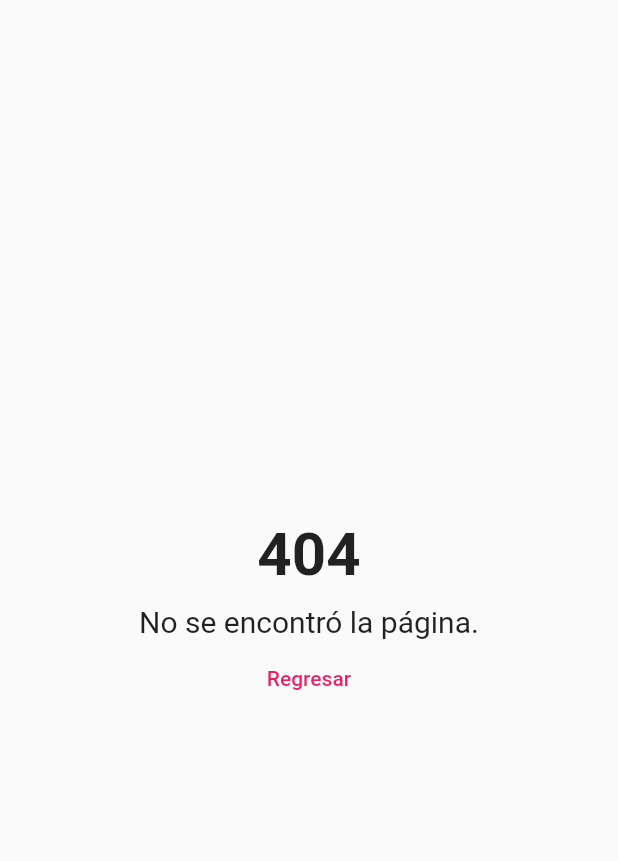
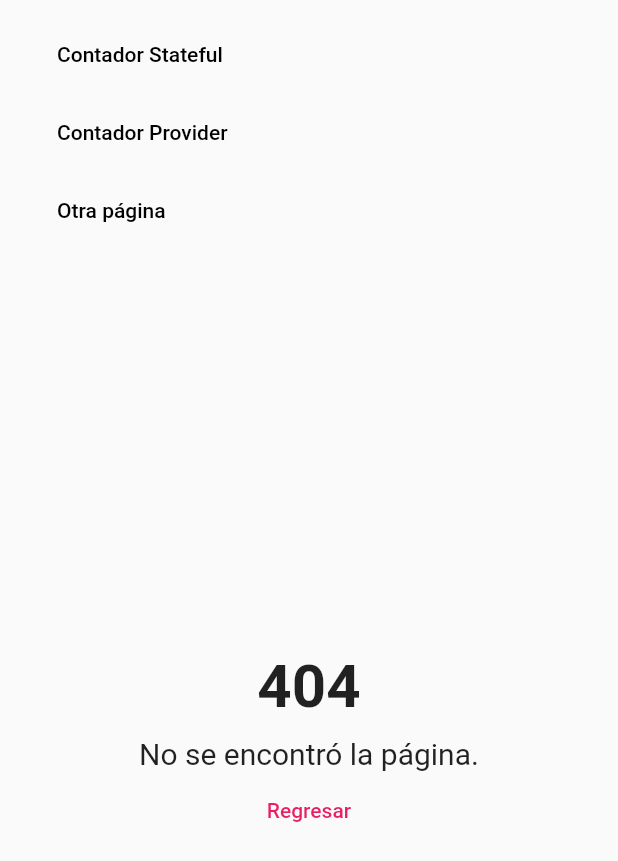
Before and after one commit to daniesquivelc97/Flutter-web-bases, a Flutter app: the screen it shows after launch, after a tap on "Otra página", on a phone screen of 412 x 824 dp. Shown: the top 861 px of the screen. Run offline on Flutter 3.47's test engine with Material 2 defaults, Android fonts, the phone set to English and light mode, and no system bars; our stand-ins replace get_it.

Commit message:
Navigation between pages

```diff
--- /dev/null
+++ b/lib/locator.dart
@@ -0,0 +1,8 @@
+import 'package:bases_web/ui/services/navigation_service.dart';
+import 'package:get_it/get_it.dart';
+
+GetIt locator = GetIt.instance;
+
+void setupLocator() {
+  locator.registerLazySingleton(() => NavigationService());
+}
--- a/lib/main.dart
+++ b/lib/main.dart
@@ -1,18 +1,30 @@
+import 'package:bases_web/locator.dart';
 import 'package:bases_web/router/route_generator.dart';
+import 'package:bases_web/ui/layout/main_layout_page.dart';
+import 'package:bases_web/ui/services/navigation_service.dart';
 import 'package:flutter/material.dart';
 
-void main() => runApp(const MyApp());
+void main() {
+  setupLocator();
+  runApp(const MyApp());
+}
 
 class MyApp extends StatelessWidget {
   const MyApp({Key? key}) : super(key: key);
 
   @override
   Widget build(BuildContext context) {
-    return const MaterialApp(
+    return MaterialApp(
       debugShowCheckedModeBanner: false,
       title: 'RutasApp',
       initialRoute: '/stateful',
       onGenerateRoute: RouteGenerator.generateRoute,
+      navigatorKey: locator<NavigationService>().navigatorKey,
+      builder: (_, child) {
+        return MainLayoutPage(
+          child: child ?? Container(),
+        );
+      },
     );
   }
 }
--- a/lib/router/route_generator.dart
+++ b/lib/router/route_generator.dart
@@ -1,19 +1,18 @@
-import 'package:bases_web/ui/pages/counter_page.dart';
-import 'package:bases_web/ui/pages/counter_provider_page.dart';
-import 'package:bases_web/ui/pages/page_404.dart';
+import 'package:bases_web/ui/views/counter_provider_view.dart';
+import 'package:bases_web/ui/views/counter_view.dart';
+import 'package:bases_web/ui/views/view_404.dart';
 import 'package:flutter/cupertino.dart';
 import 'package:flutter/foundation.dart' show kIsWeb;
-import 'package:flutter/material.dart';
 
 class RouteGenerator {
   static Route<dynamic> generateRoute(RouteSettings settings) {
     switch (settings.name) {
       case '/stateful':
-        return _fadeRoute(const CounterPage(), '/stateful');
+        return _fadeRoute(const CounterView(), '/stateful');
       case '/provider':
-        return _fadeRoute(const CounterProviderPage(), '/provider');
+        return _fadeRoute(const CounterProviderView(), '/provider');
       default:
-        return _fadeRoute(const Page404(), '/404');
+        return _fadeRoute(const View404(), '/404');
     }
   }
 
@@ -21,6 +20,7 @@ class RouteGenerator {
     return PageRouteBuilder(
       settings: RouteSettings(name: routeName),
       pageBuilder: (_, __, ___) => child,
+      transitionDuration: const Duration(milliseconds: 200),
       transitionsBuilder: (_, animation, __, ___) => kIsWeb
           ? FadeTransition(
               opacity: animation,
--- /dev/null
+++ b/lib/ui/layout/main_layout_page.dart
@@ -0,0 +1,27 @@
+import 'package:bases_web/ui/shared/custom_app_menu.dart';
+import 'package:flutter/material.dart';
+
+class MainLayoutPage extends StatelessWidget {
+  final Widget child;
+
+  const MainLayoutPage({
+    Key? key,
+    required this.child,
+  }) : super(key: key);
+
+  @override
+  Widget build(BuildContext context) {
+    return Scaffold(
+      body: Center(
+        child: Column(
+          children: [
+            const CustomAppMenu(),
+            const Spacer(),
+            Expanded(child: child),
+            const Spacer(),
+          ],
+        ),
+      ),
+    );
+  }
+}
--- a/lib/ui/pages/counter_page.dart
+++ b/lib/ui/pages/counter_page.dart
@@ -1,6 +1,7 @@
-import 'package:bases_web/ui/shared/custom_app_menu.dart';
 import 'package:bases_web/ui/shared/custom_flat_button.dart';
 import 'package:flutter/material.dart';
+
+import '../shared/custom_app_menu.dart';
 
 class CounterPage extends StatefulWidget {
   const CounterPage({Key? key}) : super(key: key);
--- /dev/null
+++ b/lib/ui/services/navigation_service.dart
@@ -0,0 +1,10 @@
+import 'package:flutter/material.dart';
+
+class NavigationService {
+  final GlobalKey<NavigatorState> navigatorKey = GlobalKey<NavigatorState>();
+
+  Future navigateTo(String routeName) =>
+      navigatorKey.currentState!.pushNamed(routeName);
+
+  void goBack(String routeName) => navigatorKey.currentState!.pop();
+}
--- a/lib/ui/shared/custom_app_menu.dart
+++ b/lib/ui/shared/custom_app_menu.dart
@@ -1,9 +1,22 @@
+import 'package:bases_web/ui/services/navigation_service.dart';
 import 'package:bases_web/ui/shared/custom_flat_button.dart';
 import 'package:flutter/material.dart';
+
+import '../../locator.dart';
 
 class CustomAppMenu extends StatelessWidget {
   const CustomAppMenu({Key? key}) : super(key: key);
 
+  @override
+  Widget build(BuildContext context) {
+    return LayoutBuilder(
+      builder: (_, constraints) =>
+          constraints.maxWidth > 520 ? _TabletDesktopMenu() : _MobileMenu(),
+    );
+  }
+}
+
+class _TabletDesktopMenu extends StatelessWidget {
   @override
   Widget build(BuildContext context) {
     return Container(
@@ -14,22 +27,60 @@ class CustomAppMenu extends StatelessWidget {
           CustomFlatButton(
             text: 'Contador Stateful',
             color: Colors.black,
-            onPressed: () => Navigator.pushNamed(context, '/stateful'),
+            // onPressed: () => Navigator.pushNamed(context, '/stateful'),
+            onPressed: () =>
+                locator<NavigationService>().navigateTo('/stateful'),
           ),
           const SizedBox(width: 10),
           CustomFlatButton(
             text: 'Contador Provider',
             color: Colors.black,
-            onPressed: () => Navigator.pushNamed(context, '/provider'),
+            onPressed: () =>
+                locator<NavigationService>().navigateTo('/provider'),
           ),
           const SizedBox(width: 10),
           CustomFlatButton(
             text: 'Otra página',
             color: Colors.black,
-            onPressed: () => Navigator.pushNamed(context, '/abc123'),
+            onPressed: () => locator<NavigationService>().navigateTo('/abc123'),
           ),
         ],
       ),
     );
   }
 }
+
+class _MobileMenu extends StatelessWidget {
+  @override
+  Widget build(BuildContext context) {
+    return Container(
+      padding: const EdgeInsets.symmetric(horizontal: 20, vertical: 10),
+      width: double.infinity,
+      child: Column(
+        crossAxisAlignment: CrossAxisAlignment.start,
+        children: [
+          CustomFlatButton(
+            text: 'Contador Stateful',
+            color: Colors.black,
+            // onPressed: () => Navigator.pushNamed(context, '/stateful'),
+            onPressed: () =>
+                locator<NavigationService>().navigateTo('/stateful'),
+          ),
+          const SizedBox(width: 10),
+          CustomFlatButton(
+            text: 'Contador Provider',
+            color: Colors.black,
+            onPressed: () =>
+                locator<NavigationService>().navigateTo('/provider'),
+          ),
+          const SizedBox(width: 10),
+          CustomFlatButton(
+            text: 'Otra página',
+            color: Colors.black,
+            onPressed: () => locator<NavigationService>().navigateTo('/abc123'),
+          ),
+        ],
+      ),
+    );
+  }
+}
--- /dev/null
+++ b/lib/ui/views/counter_view.dart
@@ -0,0 +1,52 @@
+import 'package:bases_web/ui/shared/custom_flat_button.dart';
+import 'package:flutter/material.dart';
+
+class CounterView extends StatefulWidget {
+  const CounterView({Key? key}) : super(key: key);
+
+  @override
+  State<CounterView> createState() => _CounterViewState();
+}
+
+class _CounterViewState extends State<CounterView> {
+  int counter = 10;
+
+  @override
+  Widget build(BuildContext context) {
+    return Column(
+      mainAxisAlignment: MainAxisAlignment.center,
+      children: [
+        const Text(
+          'Contador Stateful',
+          style: TextStyle(fontSize: 20),
+        ),
+        FittedBox(
+          fit: BoxFit.contain,
+          child: Padding(
+            padding: const EdgeInsets.symmetric(horizontal: 10.0),
+            child: Text(
+              'Contador: $counter',
+              style: const TextStyle(
+                fontSize: 80,
+                fontWeight: FontWeight.bold,
+              ),
+            ),
+          ),
+        ),
+        Row(
+          mainAxisAlignment: MainAxisAlignment.center,
+          children: [
+            CustomFlatButton(
+              text: 'Incrementar',
+              onPressed: () => setState(() => counter++),
+            ),
+            CustomFlatButton(
+              text: 'Decrementar',
+              onPressed: () => setState(() => counter--),
+            )
+          ],
+        ),
+      ],
+    );
+  }
+}
--- /dev/null
+++ b/lib/ui/views/view_404.dart
@@ -0,0 +1,35 @@
+import 'package:bases_web/ui/shared/custom_flat_button.dart';
+import 'package:flutter/material.dart';
+
+class View404 extends StatelessWidget {
+  const View404({Key? key}) : super(key: key);
+
+  @override
+  Widget build(BuildContext context) {
+    return Center(
+      child: Column(
+        mainAxisAlignment: MainAxisAlignment.center,
+        children: [
+          const Text(
+            '404',
+            style: TextStyle(
+              fontSize: 40,
+              fontWeight: FontWeight.bold,
+            ),
+          ),
+          const SizedBox(
+            height: 10,
+          ),
+          const Text(
+            'No se encontró la página.',
+            style: TextStyle(fontSize: 20),
+          ),
+          CustomFlatButton(
+            text: 'Regresar',
+            onPressed: () => Navigator.pushNamed(context, '/stateful'),
+          ),
+        ],
+      ),
+    );
+  }
+}
```
Also changed, not shown: lib/providers/counter_provider.dart (added, +17 -0 lines), lib/ui/pages/counter_provider_page.dart (+18 -9 lines), lib/ui/views/counter_provider_view.dart (added, +61 -0 lines), pubspec.yaml (+4 -17 lines), pubspec.lock, 1 other file.
